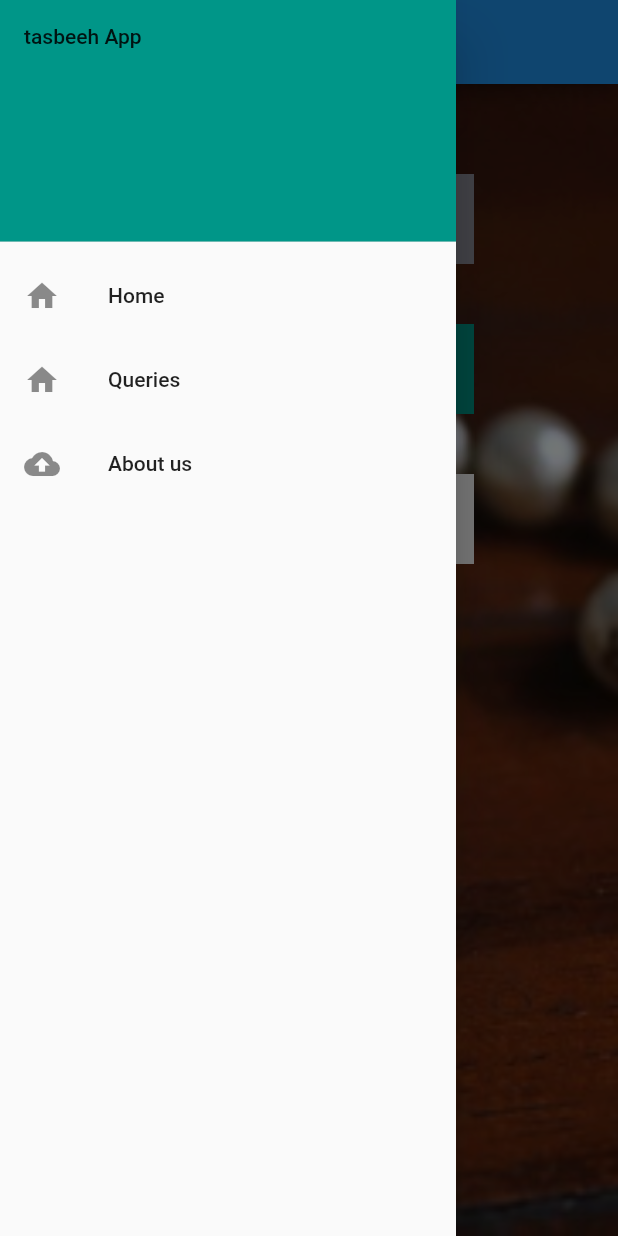
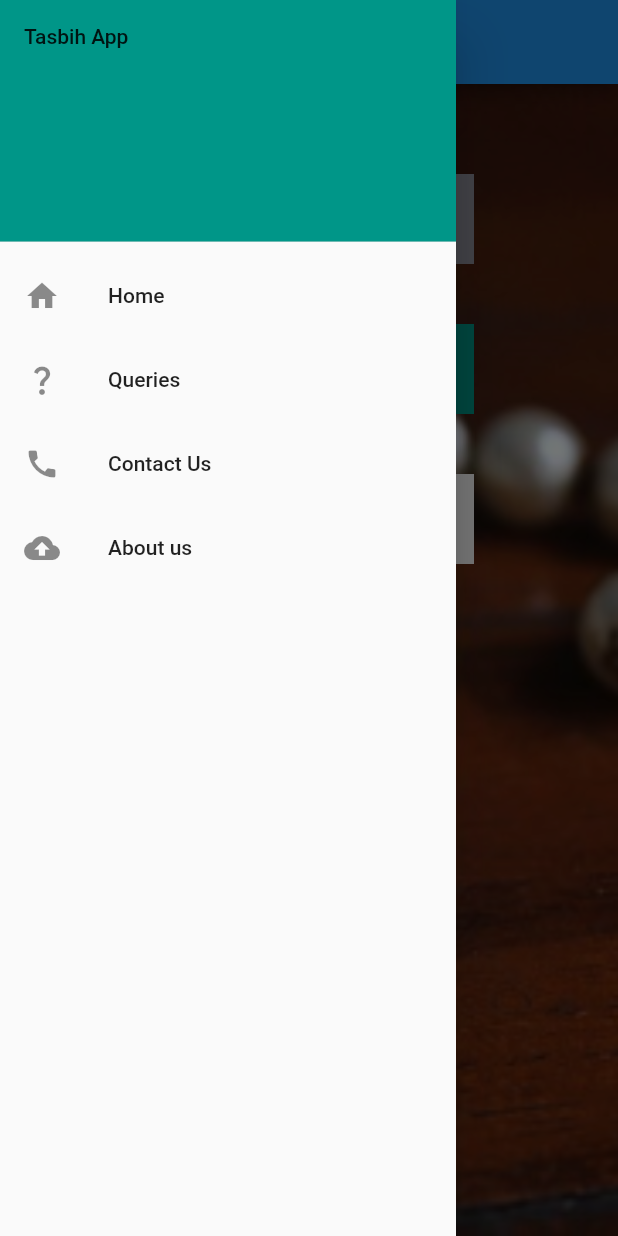
Before and after one commit to muhammad-usmman/Small-Flutter-Projects, a Flutter app: the screen it shows after launch, with the side drawer open, on a phone screen of 412 x 824 dp. Run offline on Flutter 3.47's test engine with Material 2 defaults, Android fonts, the phone set to English and light mode, and no system bars; our stand-ins replace font_awesome_flutter.

Commit message:
remaining changes

```diff
--- a/lab_mid_tasbeeh/lib/screens/homepage.dart
+++ b/lab_mid_tasbeeh/lib/screens/homepage.dart
@@ -61,7 +61,7 @@ class _HomeState extends State<Home> {
               onTap: (){
 
                 Navigator.push(context,
-                    MaterialPageRoute(builder: (context)=>CreateTsbh(
+                    MaterialPageRoute(builder: (context)=>Counter(
 
 
                     )));
@@ -122,7 +122,7 @@ class _HomeState extends State<Home> {
               decoration: BoxDecoration(
                 color: Colors.teal,
               ),
-              child: Text('tasbeeh App'),
+              child: Text('Tasbih App'),
 
             ),
             ListTile(
@@ -142,7 +142,18 @@ class _HomeState extends State<Home> {
 
             ListTile(
               title: Text('Queries'),
-              leading: Icon(Icons.home),
+              leading: Icon(Icons.question_mark),
+              onTap: (){
+
+                Navigator.push(context,
+                    MaterialPageRoute(builder: (context)=>About(
+
+                    )));
+              },
+            ),
+            ListTile(
+              title: Text('Contact Us'),
+              leading: Icon(Icons.call),
               onTap: (){
 
                 Navigator.push(context,
```
